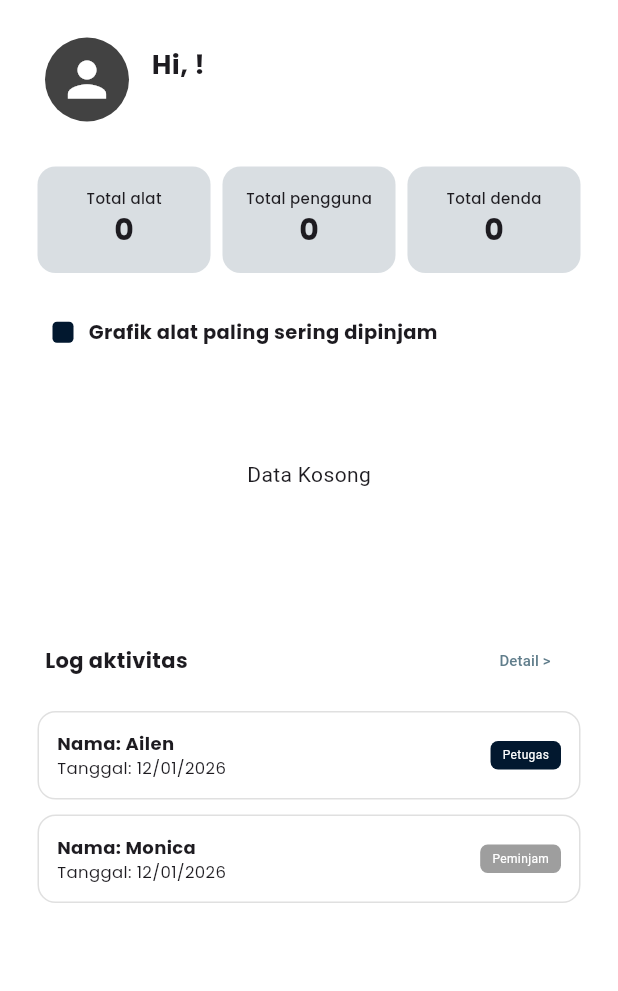
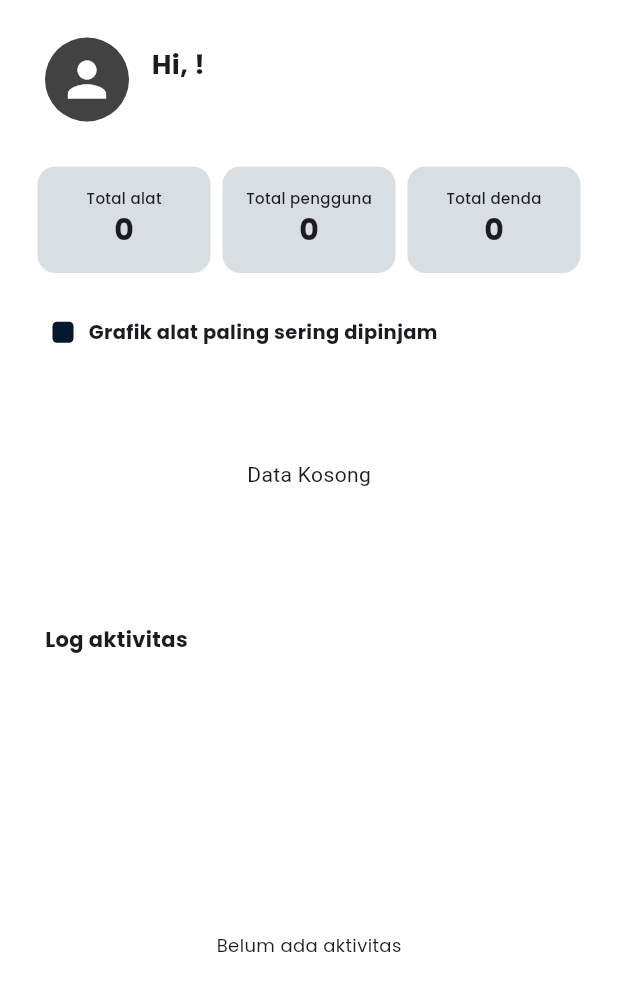
Before and after one commit to Adella0/LATIHAN_UKK, a Flutter app: the DashboardAdminScreen screen opened directly, on a phone screen of 412 x 824 dp. Shown: the top 991 px of the screen. Run offline on Flutter 3.47's test engine with Material 3 defaults, Android fonts, the phone set to English and light mode, and no system bars; our stand-ins replace fl_chart, google_fonts, image_picker, supabase_flutter; accounts and stored records are empty.

Commit message:
log aktivitas

```diff
--- a/lib/features/admin/dashboard/dashboard_admin_screen.dart
+++ b/lib/features/admin/dashboard/dashboard_admin_screen.dart
@@ -2,6 +2,7 @@ import 'package:flutter/material.dart';
 import 'package:google_fonts/google_fonts.dart';
 import 'package:supabase_flutter/supabase_flutter.dart';
 import 'package:fl_chart/fl_chart.dart';
+import 'package:intl/intl.dart'; // Pastikan sudah tambah intl di pubspec.yaml
 import 'daftar_riwayat_aktivitas.dart';
 import '../ui/profil.dart';
 import 'detail_denda.dart';
@@ -24,6 +25,7 @@ class _DashboardAdminScreenState extends State<DashboardAdminScreen> {
   String totalDenda = "0";
 
   List<Map<String, dynamic>> pieChartData = [];
+  List<Map<String, dynamic>> _logAktivitas = []; // Penampung Log
 
   @override
   void initState() {
@@ -45,18 +47,13 @@ class _DashboardAdminScreenState extends State<DashboardAdminScreen> {
         }
       }
 
-    // 2. STATISTIK (DIPERBAIKI)
-
-    // a. Total Alat: Menghitung jumlah baris di tabel alat
+      // 2. STATISTIK (KODE ASLI ANDA)
       final resAlat = await supabase.from('alat').select('id_alat');
       int hitungAlat = (resAlat as List).length;
 
-    // b. Pengguna Aktif: Menghitung user yang session-nya sedang aktif
       final resAktif = await supabase.from('users').select('id_user');
-    // Catatan: Jika kamu punya kolom 'status' atau 'is_online', tambahkan .eq('status', true)
       int hitungAktif = (resAktif as List).length;
 
-    // c. Total Denda: Menghitung jumlah baris di tabel denda
       int hitungDenda = 0;
       try {
         final resDenda = await supabase.from('denda').select('id_denda');
@@ -65,7 +62,7 @@ class _DashboardAdminScreenState extends State<DashboardAdminScreen> {
         hitungDenda = 0;
       }
 
-    // 3. GRAFIK (TETAP SAMA)
+      // 3. GRAFIK (KODE ASLI ANDA)
       final resChart = await supabase.from('detail_peminjaman').select('jumlah, id_alat');
       final alatRes = await supabase.from('alat').select('id_alat, nama_alat');
       Map<dynamic, String> mapAlat = {
@@ -87,12 +84,24 @@ class _DashboardAdminScreenState extends State<DashboardAdminScreen> {
         return {"label": e.key, "value": e.value, "color": warna[i++ % warna.length]};
       }).toList();
 
+      // --- LOGIKA LOG AKTIVITAS (FOKUS PERBAIKAN DI SINI) ---
+      final resLog = await supabase
+          .from('log_aktivitas')
+          .select('''
+            aksi,
+            created_at,
+            users:user_id (nama, role)
+          ''')
+          .order('created_at', ascending: false)
+          .limit(5);
+
       if (mounted) {
         setState(() {
           totalAlat = hitungAlat.toString();
           penggunaAktif = hitungAktif.toString();
           totalDenda = hitungDenda.toString();
           pieChartData = dataBaru;
+          _logAktivitas = List<Map<String, dynamic>>.from(resLog);
           isLoading = false;
         });
       }
@@ -115,21 +124,34 @@ class _DashboardAdminScreenState extends State<DashboardAdminScreen> {
                   const SizedBox(height: 25),
                   _buildHeader(),
                   const SizedBox(height: 30),
-                  _buildStatSection(), // Bagian yang diupdate
+                  _buildStatSection(),
                   const SizedBox(height: 30),
                   _buildGraphTitle(),
                   const SizedBox(height: 10),
                   _buildChartSection(),
                   const SizedBox(height: 25),
                   _buildActivityHeader(),
+
+                  // LIST LOG DINAMIS (FOKUS PERBAIKAN DI SINI)
                   Expanded(
-                    child: ListView(
+                    child: _logAktivitas.isEmpty
+                        ? Center(child: Text("Belum ada aktivitas", style: GoogleFonts.poppins(fontSize: 12)))
+                        : ListView.builder(
                             padding: const EdgeInsets.symmetric(horizontal: 25, vertical: 10),
-                      children: [
-                        _buildActivityItem("Ailen", "12/01/2026", "Petugas"),
-                        _buildActivityItem("Monica", "12/01/2026", "Peminjam"),
-                        const SizedBox(height: 20),
-                      ],
+                            itemCount: _logAktivitas.length,
+                            itemBuilder: (context, index) {
+                              final log = _logAktivitas[index];
+
+                              final String nama = log['users']?['nama'] ?? "User Tidak Dikenal";
+                              final String roleRaw = log['users']?['role'] ?? "User";
+                              final String aksi = log['aksi'] ?? "Melakukan aktivitas";
+
+                              // Format Tanggal lebih cantik
+                              DateTime dt = DateTime.parse(log['created_at']).toLocal();
+                              String tanggal = DateFormat('dd MMM yyyy, HH:mm').format(dt);
+
+                              return _buildActivityItem(nama, tanggal, roleRaw, aksi);
+                            },
                           ),
                   ),
                 ],
@@ -137,6 +159,8 @@ class _DashboardAdminScreenState extends State<DashboardAdminScreen> {
       ),
     );
   }
+
+  // --- WIDGET KOMPONEN (TETAP SAMA) ---
 
   Widget _buildHeader() {
     return Padding(
@@ -172,15 +196,8 @@ class _DashboardAdminScreenState extends State<DashboardAdminScreen> {
         children: [
           _buildStatCard("Total alat", totalAlat),
           _buildStatCard("Total pengguna", penggunaAktif),
-
-        // Bungkus Card Denda dengan GestureDetector
           GestureDetector(
-          onTap: () {
-            Navigator.push(
-              context,
-              MaterialPageRoute(builder: (context) => const DetailDendaPage())
-            );
-          },
+            onTap: () => Navigator.push(context, MaterialPageRoute(builder: (context) => const DetailDendaPage())),
             child: _buildStatCard("Total denda", totalDenda),
           ),
         ],
@@ -194,8 +211,7 @@ class _DashboardAdminScreenState extends State<DashboardAdminScreen> {
       padding: const EdgeInsets.symmetric(vertical: 14),
       decoration: BoxDecoration(
           color: const Color(0xFFC9D0D6).withOpacity(0.7),
-        borderRadius: BorderRadius.circular(12)
-      ),
+          borderRadius: BorderRadius.circular(12)),
       child: Column(
         children: [
           Text(title, style: GoogleFonts.poppins(fontSize: 10, fontWeight: FontWeight.w500)),
@@ -219,13 +235,7 @@ class _DashboardAdminScreenState extends State<DashboardAdminScreen> {
   }
 
   Widget _buildChartSection() {
-    if (pieChartData.isEmpty) {
-      return const SizedBox(
-        height: 150,
-        child: Center(child: Text("Data Kosong")),
-      );
-    }
-
+    if (pieChartData.isEmpty) return const SizedBox(height: 150, child: Center(child: Text("Data Kosong")));
     return Container(
       height: 200,
       padding: const EdgeInsets.symmetric(horizontal: 20),
@@ -274,40 +284,57 @@ class _DashboardAdminScreenState extends State<DashboardAdminScreen> {
         mainAxisAlignment: MainAxisAlignment.spaceBetween,
         children: [
           Text("Log aktivitas", style: GoogleFonts.poppins(fontSize: 14, fontWeight: FontWeight.bold)),
-          TextButton(
-            onPressed: () => Navigator.push(context, MaterialPageRoute(builder: (context) => const DaftarRiwayatAktivitas())),
-            child: const Text("Detail >", style: TextStyle(fontSize: 10, color: Colors.blueGrey)),
-          )
         ],
       ),
     );
   }
 
-  Widget _buildActivityItem(String nama, String tanggal, String role) {
+  // DESAIN CARD BARU (LEBIH BERSIH DAN MODERN)
+  Widget _buildActivityItem(String nama, String tanggal, String role, String aksi) {
+    bool isPetugas = role.toLowerCase() == 'petugas';
+
     return Container(
-      margin: const EdgeInsets.only(bottom: 10),
-      padding: const EdgeInsets.all(12),
+      margin: const EdgeInsets.only(bottom: 12),
+      padding: const EdgeInsets.all(15),
       decoration: BoxDecoration(
-        border: Border.all(color: Colors.black12),
-        borderRadius: BorderRadius.circular(12),
+        color: Colors.white,
+        borderRadius: BorderRadius.circular(15),
+        border: Border.all(color: Colors.grey.shade100),
+        boxShadow: [
+          BoxShadow(color: Colors.black.withOpacity(0.02), blurRadius: 10, offset: const Offset(0, 4))
+        ],
       ),
       child: Row(
+        children: [
+          CircleAvatar(
+            backgroundColor: isPetugas ? const Color(0xFF02182F) : Colors.grey[200],
+            child: Text(nama[0].toUpperCase(),
+              style: TextStyle(color: isPetugas ? Colors.white : Colors.black87, fontSize: 14)),
+          ),
+          const SizedBox(width: 12),
+          Expanded(
+            child: Column(
+              crossAxisAlignment: CrossAxisAlignment.start,
+              children: [
+                Row(
                   mainAxisAlignment: MainAxisAlignment.spaceBetween,
                   children: [
-          Column(
-            crossAxisAlignment: CrossAxisAlignment.start,
-            children: [
-              Text("Nama: $nama", style: GoogleFonts.poppins(fontSize: 12, fontWeight: FontWeight.bold)),
-              Text("Tanggal: $tanggal", style: GoogleFonts.poppins(fontSize: 11)),
+                    Text(nama, style: GoogleFonts.poppins(fontWeight: FontWeight.bold, fontSize: 13)),
+                    Container(
+                      padding: const EdgeInsets.symmetric(horizontal: 8, vertical: 2),
+                      decoration: BoxDecoration(
+                        color: isPetugas ? const Color(0xFFE3F2FD) : Colors.grey[100],
+                        borderRadius: BorderRadius.circular(10),
+                      ),
+                      child: Text(role, style: TextStyle(fontSize: 8, fontWeight: FontWeight.bold, color: isPetugas ? Colors.blue[900] : Colors.grey[600])),
+                    ),
                   ],
                 ),
-          Container(
-            padding: const EdgeInsets.symmetric(horizontal: 8, vertical: 4),
-            decoration: BoxDecoration(
-              color: role == 'Petugas' ? const Color(0xFF02182F) : Colors.grey,
-              borderRadius: BorderRadius.circular(5),
+                Text(aksi, style: GoogleFonts.poppins(fontSize: 11, color: Colors.black54)),
+                const SizedBox(height: 4),
+                Text(tanggal, style: GoogleFonts.poppins(fontSize: 9, color: Colors.grey)),
+              ],
             ),
-            child: Text(role, style: const TextStyle(color: Colors.white, fontSize: 8)),
           ),
         ],
       ),
```
Lines whose indentation alone changed are shown as unchanged.
